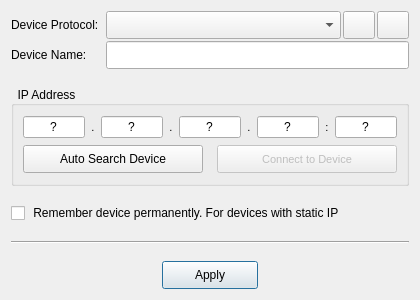
This is src/ui/deviceconnector.ui in AceOfSnakes/NetRC as Qt 5 draws it before an edit. The edited form follows.
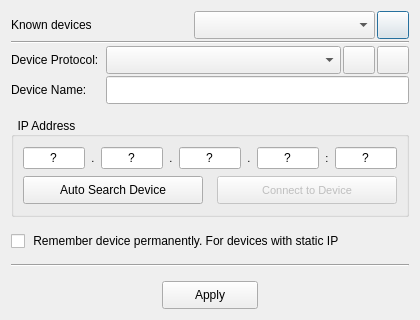
This is the edited form. Icons and pictures are not drawn.

Commit message: Add saved device remove

```diff
--- a/src/ui/deviceconnector.ui
+++ b/src/ui/deviceconnector.ui
@@ -7,11 +7,11 @@
     <x>0</x>
     <y>0</y>
     <width>420</width>
-    <height>300</height>
+    <height>320</height>
    </rect>
   </property>
   <property name="sizePolicy">
-   <sizepolicy hsizetype="Fixed" vsizetype="Fixed">
+   <sizepolicy hsizetype="Expanding" vsizetype="Expanding">
     <horstretch>0</horstretch>
     <verstretch>0</verstretch>
    </sizepolicy>
@@ -19,13 +19,13 @@
   <property name="minimumSize">
    <size>
     <width>420</width>
-    <height>300</height>
+    <height>320</height>
    </size>
   </property>
   <property name="maximumSize">
    <size>
     <width>429</width>
-    <height>300</height>
+    <height>320</height>
    </size>
   </property>
   <property name="windowTitle">
@@ -35,6 +35,75 @@
    <property name="spacing">
     <number>2</number>
    </property>
+   <item>
+    <layout class="QHBoxLayout" name="horizontalLayout_6">
+     <property name="leftMargin">
+      <number>0</number>
+     </property>
+     <property name="topMargin">
+      <number>0</number>
+     </property>
+     <item>
+      <widget class="QLabel" name="label">
+       <property name="text">
+        <string>Known devices</string>
+       </property>
+      </widget>
+     </item>
+     <item>
+      <widget class="QComboBox" name="knownDevicesComboBox">
+       <property name="minimumSize">
+        <size>
+         <width>0</width>
+         <height>28</height>
+        </size>
+       </property>
+       <property name="maximumSize">
+        <size>
+         <width>16777215</width>
+         <height>28</height>
+        </size>
+       </property>
+      </widget>
+     </item>
+     <item>
+      <widget class="QPushButton" name="pushButton">
+       <property name="sizePolicy">
+        <sizepolicy hsizetype="Minimum" vsizetype="Fixed">
+         <horstretch>32</horstretch>
+         <verstretch>28</verstretch>
+        </sizepolicy>
+       </property>
+       <property name="minimumSize">
+        <size>
+         <width>32</width>
+         <height>28</height>
+        </size>
+       </property>
+       <property name="maximumSize">
+        <size>
+         <width>32</width>
+         <height>28</height>
+        </size>
+       </property>
+       <property name="text">
+        <string/>
+       </property>
+       <property name="icon">
+        <iconset resource="../resource.qrc">
+         <normaloff>:/images/nav/special/x.png</normaloff>:/images/nav/special/x.png</iconset>
+       </property>
+      </widget>
+     </item>
+    </layout>
+   </item>
+   <item>
+    <widget class="Line" name="line_2">
+     <property name="orientation">
+      <enum>Qt::Horizontal</enum>
+     </property>
+    </widget>
+   </item>
    <item>
     <layout class="QHBoxLayout" name="horizontalLayout_5">
      <property name="bottomMargin">
@@ -104,7 +173,7 @@
         </font>
        </property>
        <property name="styleSheet">
-        <string notr="true">padding-left: 8px;</string>
+        <string notr="true"/>
        </property>
        <property name="sizeAdjustPolicy">
         <enum>QComboBox::AdjustToMinimumContentsLengthWithIcon</enum>
```
The commit also changes 6 other files.
